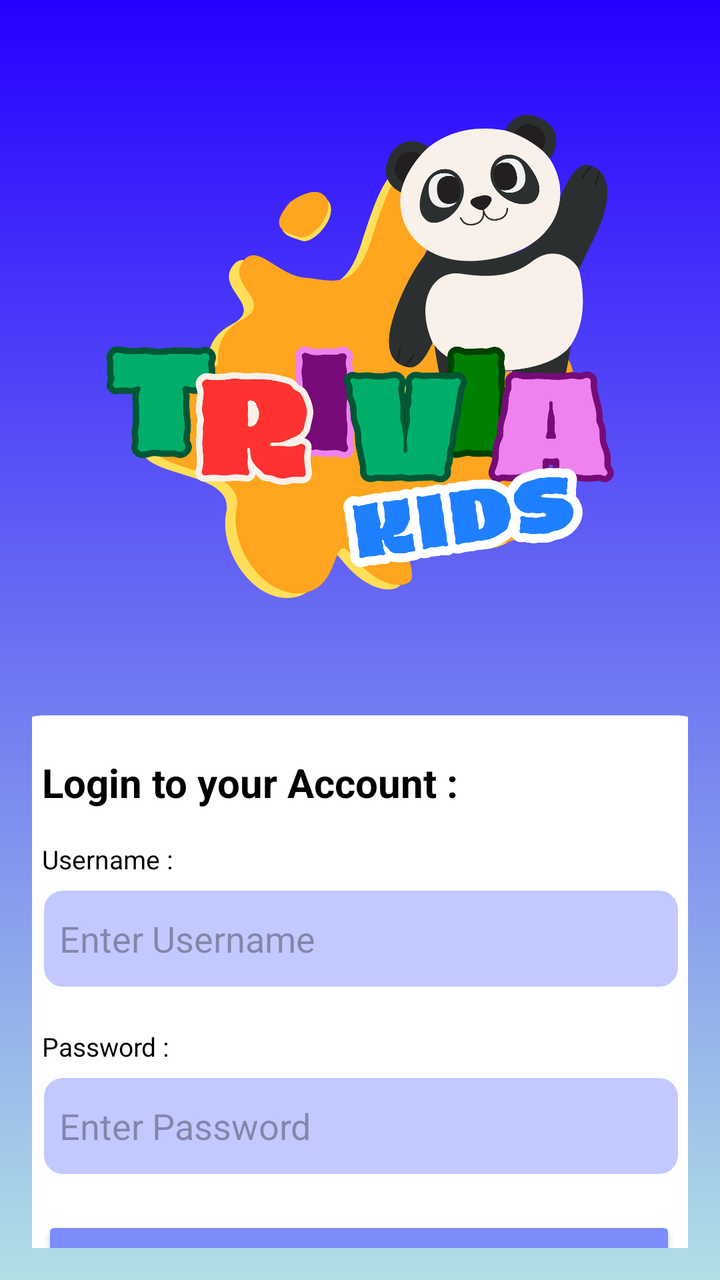
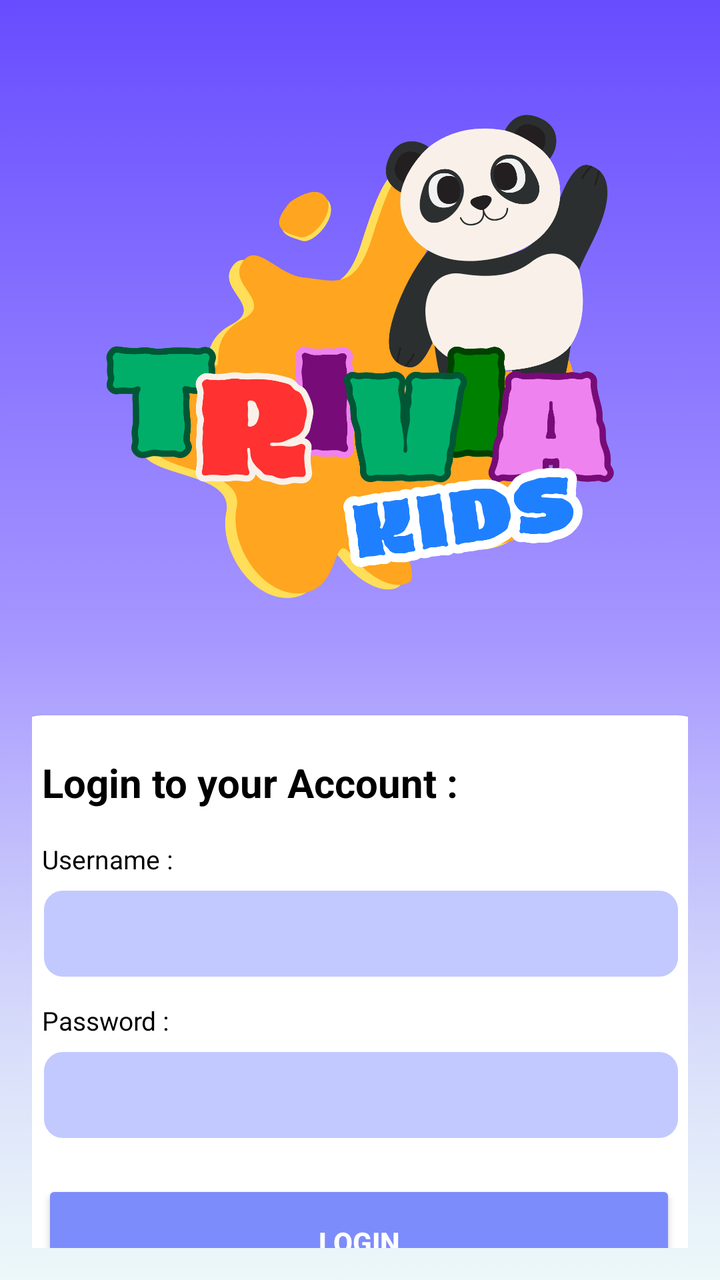

The first picture is an Android layout as it rendered before a commit; the second is the same layout after the commit. The layout source and the unified diff follow.
<!-- AndroidManifest.xml: application theme Theme.QuizApp -->
<!-- res/layout/login_page.xml -->
<?xml version="1.0" encoding="utf-8"?>
<LinearLayout xmlns:android="http://schemas.android.com/apk/res/android"
    xmlns:app="http://schemas.android.com/apk/res-auto"
    xmlns:tools="http://schemas.android.com/tools"
    android:layout_width="match_parent"
    android:layout_height="match_parent"
    android:background="@drawable/bg"
    android:orientation="vertical"
    android:gravity="center_horizontal"
    android:padding="16dp"
    tools:context=".MainActivity">

    

    

    <ImageView
        android:id="@+id/imageView"
        android:layout_width="300dp"
        android:layout_height="260dp"
        android:layout_marginTop="32dp"
        android:layout_marginBottom="16dp"
        android:contentDescription="@string/profile_picture"
        android:scaleType="fitCenter"
        android:src="@drawable/LatestLogo" />

    <androidx.cardview.widget.CardView
        android:layout_width="380dp"
        android:layout_height="334dp"
        android:layout_gravity="center"
        android:layout_marginTop="20dp"
        app:cardBackgroundColor="@android:color/white"
        app:cardCornerRadius="20dp"
        app:cardElevation="5dp"
        app:cardUseCompatPadding="true">

        <LinearLayout
            android:layout_width="359dp"
            android:layout_height="349dp"
            android:orientation="vertical"
            android:padding="20dp">

            
            <TextView
                android:layout_width="wrap_content"
                android:layout_height="wrap_content"
                android:layout_marginBottom="16dp"
                android:text="Login to your Account :"
                android:textColor="#000000"
                android:textSize="20sp"
                android:textStyle="bold" />

            
            <TextView
                android:layout_width="wrap_content"
                android:layout_height="wrap_content"
                android:text="Username :"
                android:textColor="#000000"
                android:textSize="13sp" />

            <EditText
                android:id="@+id/etUsername"
                android:layout_width="match_parent"
                android:layout_height="50dp"
                android:layout_marginTop="6dp"
                android:hint="  Enter Username"
                android:layout_marginBottom="20dp"
                android:background="@drawable/edit_text_rounded_corner"
                android:inputType="text"
                />

            
            <TextView
                android:layout_width="wrap_content"
                android:layout_height="wrap_content"
                android:text="Password :"
                android:textColor="#000000"
                android:textSize="13sp" />

            <EditText
                android:id="@+id/etPassword"
                android:layout_width="match_parent"
                android:layout_height="50dp"
                android:layout_marginTop="6dp"
                android:hint="  Enter Password"
                android:layout_marginBottom="20dp"
                android:background="@drawable/edit_text_rounded_corner"
                android:inputType="textPassword" />

            
            <Button
                android:id="@+id/btnLogin"
                android:layout_width="317dp"
                android:layout_height="wrap_content"
                android:backgroundTint="#7C8CFB"
                android:text="LOGIN"
                android:textColor="@android:color/white"
                android:textStyle="bold" />

        </LinearLayout>


    </androidx.cardview.widget.CardView>

    <TextView
        android:id="@+id/tvSignUpLink"
        android:layout_width="234dp"
        android:layout_height="74dp"
        android:background="?attr/selectableItemBackground"
        android:clickable="true"
        android:focusable="true"
        android:padding="8dp"
        android:text="Doesn't have an account? Sign up"
        android:textColor="#000000" />


</LinearLayout>
<!-- resources referenced by this layout -->
<resources>
  <!-- drawable LatestLogo: png bitmap (drawable, 164232 bytes) -->
  <!-- drawable bg (drawable) -->
  <?xml version="1.0" encoding="utf-8"?>
  <shape xmlns:android="http://schemas.android.com/apk/res/android"
      android:shape="rectangle">
      <gradient
          android:startColor="#2600FF"
          android:endColor="#B0E0E6"
          android:angle="-90"
          android:centerY="0.8"/>
  </shape>
  <!-- drawable edit_text_rounded_corner (drawable) -->
  <?xml version="1.0" encoding="utf-8"?>
  <shape android:shape="rectangle" xmlns:android="http://schemas.android.com/apk/res/android">
  
  <stroke android:width="1dp" android:color="@color/white"/>
  <corners android:radius="10dp"/>
  <solid android:color="@color/textPurple"/>
  </shape>
  <string name="profile_picture">Profile Picture</string>
  <style name="Theme.QuizApp" parent="Base.Theme.QuizApp" />
  <color name="white">#FFFFFFFF</color>
  <color name="textPurple">#C2C9FF</color>
  <style name="Base.Theme.QuizApp" parent="Theme.Material3.DayNight.NoActionBar">
          
          <item name="colorPrimary">@color/purple</item>
          <item name="colorPrimaryVariant">@color/blue</item>
          <item name="android:statusBarColor">@color/blue</item>
      </style>
  <color name="purple">#2600FF</color>
  <color name="blue">#B0E0E6</color>
</resources>

<!-- the commit's change to res/layout/login_page.xml (unified diff, before → after) -->
@@ -4,7 +4,7 @@
     xmlns:tools="http://schemas.android.com/tools"
     android:layout_width="match_parent"
     android:layout_height="match_parent"
-    android:background="@drawable/bg"
+    android:background="@drawable/background"
     android:orientation="vertical"
     android:gravity="center_horizontal"
     android:padding="16dp"
@@ -22,7 +22,7 @@
         android:layout_marginBottom="16dp"
         android:contentDescription="@string/profile_picture"
         android:scaleType="fitCenter"
-        android:src="@drawable/LatestLogo" />
+        android:src="@drawable/logo" />
 
     <androidx.cardview.widget.CardView
         android:layout_width="380dp"
@@ -36,7 +36,7 @@
 
         <LinearLayout
             android:layout_width="359dp"
-            android:layout_height="349dp"
+            android:layout_height="335dp"
             android:orientation="vertical"
             android:padding="20dp">
 
@@ -61,13 +61,11 @@
             <EditText
                 android:id="@+id/etUsername"
                 android:layout_width="match_parent"
-                android:layout_height="50dp"
+                android:layout_height="45dp"
                 android:layout_marginTop="6dp"
-                android:hint="  Enter Username"
-                android:layout_marginBottom="20dp"
+                android:layout_marginBottom="12dp"
                 android:background="@drawable/edit_text_rounded_corner"
-                android:inputType="text"
-                />
+                android:inputType="textPersonName" />
 
             
             <TextView
@@ -80,9 +78,8 @@
             <EditText
                 android:id="@+id/etPassword"
                 android:layout_width="match_parent"
-                android:layout_height="50dp"
+                android:layout_height="45dp"
                 android:layout_marginTop="6dp"
-                android:hint="  Enter Password"
                 android:layout_marginBottom="20dp"
                 android:background="@drawable/edit_text_rounded_corner"
                 android:inputType="textPassword" />
@@ -91,7 +88,7 @@
             <Button
                 android:id="@+id/btnLogin"
                 android:layout_width="317dp"
-                android:layout_height="wrap_content"
+                android:layout_height="62dp"
                 android:backgroundTint="#7C8CFB"
                 android:text="LOGIN"
                 android:textColor="@android:color/white"
<!-- resource entries referenced after the edit -->
@@ -1,16 +1,6 @@
 <!-- resources referenced by this layout -->
 <resources>
-  <!-- drawable LatestLogo: png bitmap (drawable, 164232 bytes) -->
-  <!-- drawable bg (drawable) -->
-  <?xml version="1.0" encoding="utf-8"?>
-  <shape xmlns:android="http://schemas.android.com/apk/res/android"
-      android:shape="rectangle">
-      <gradient
-          android:startColor="#2600FF"
-          android:endColor="#B0E0E6"
-          android:angle="-90"
-          android:centerY="0.8"/>
-  </shape>
+  <!-- drawable background: png bitmap (drawable, 33364 bytes) -->
   <!-- drawable edit_text_rounded_corner (drawable) -->
   <?xml version="1.0" encoding="utf-8"?>
   <shape android:shape="rectangle" xmlns:android="http://schemas.android.com/apk/res/android">
@@ -19,6 +9,7 @@
   <corners android:radius="10dp"/>
   <solid android:color="@color/textPurple"/>
   </shape>
+  <!-- drawable logo: png bitmap (drawable, 164232 bytes) -->
   <string name="profile_picture">Profile Picture</string>
   <style name="Theme.QuizApp" parent="Base.Theme.QuizApp" />
   <color name="white">#FFFFFFFF</color>
